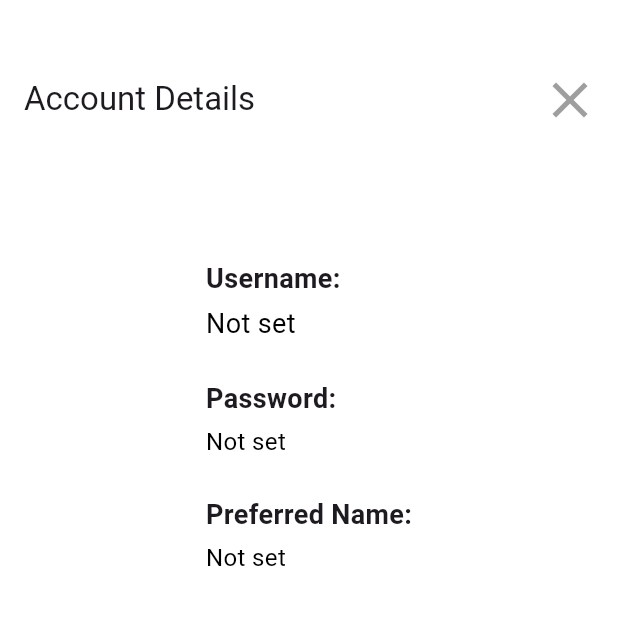
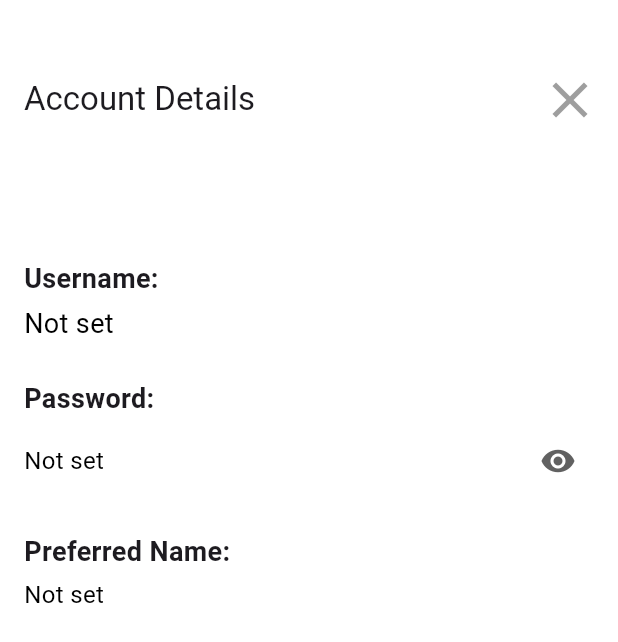
Before and after one commit to anusii/msfatigue, a Flutter app: the screen it shows after launch, in the side drawer, after a tap on "Personal settings", on a phone screen of 412 x 824 dp. Shown: the top 642 px of the screen. Run offline on Flutter 3.47's test engine with Material 3 defaults, Android fonts, the phone set to English and light mode, and no system bars; our stand-ins replace equatable, flutter_bloc, flutter_markdown, gap, shared_preferences, universal_io; missing offline and left inert: rdflib, solidpod, window_manager.

Commit message:
function hide password

```diff
--- a/lib/widgets/page/personal_settings.dart
+++ b/lib/widgets/page/personal_settings.dart
@@ -1,8 +1,8 @@
 import 'package:flutter/material.dart';
 
+import 'package:shared_preferences/shared_preferences.dart';
+
 import 'package:msfatigue/welcome.dart';
-
-import 'package:shared_preferences/shared_preferences.dart';
 
 class PersonalSettings extends StatefulWidget {
   const PersonalSettings({super.key});
@@ -15,6 +15,10 @@ class _PersonalSettingsState extends State<PersonalSettings> {
   String? username;
   String? password;
   String? preferredName;
+
+  /// Controls whether the password is shown in plain text.
+
+  bool _showPassword = false;
 
   @override
   void initState() {
@@ -33,7 +37,7 @@ class _PersonalSettingsState extends State<PersonalSettings> {
     });
   }
 
-  /// Clears the stored credentials.
+  /// Clears the stored credentials and returns the user to [WelcomeScreen].
 
   Future<void> _clearCredentials() async {
     final prefs = await SharedPreferences.getInstance();
@@ -70,14 +74,25 @@ class _PersonalSettingsState extends State<PersonalSettings> {
         (password != null && password!.isNotEmpty) &&
         (preferredName != null && preferredName!.isNotEmpty);
 
+    // Decide how to display the password:
+    //  - If null or empty => "Not set"
+    //  - Otherwise => masked by default (******) or show in plain text.
+
+    String passwordDisplay;
+    if (password == null || password!.isEmpty) {
+      passwordDisplay = "Not set";
+    } else {
+      passwordDisplay = _showPassword ? password! : "******";
+    }
+
     return Scaffold(
       backgroundColor: Colors.white,
       appBar: AppBar(
         backgroundColor: Colors.white,
         automaticallyImplyLeading: false,
-          title: Padding(
-            padding: const EdgeInsets.only(top: 8.0),
-            child: const Text('Account Details'),
+        title: const Padding(
+          padding: EdgeInsets.only(top: 8.0),
+          child: Text('Account Details'),
         ),
         elevation: 0,
         toolbarHeight: 125,
@@ -115,16 +130,42 @@ class _PersonalSettingsState extends State<PersonalSettings> {
                   style: const TextStyle(fontSize: 18, color: Colors.black),
                 ),
                 const SizedBox(height: 24),
+
                 const Text(
                   "Password:",
                   style: TextStyle(fontSize: 18, fontWeight: FontWeight.bold),
                 ),
                 const SizedBox(height: 4),
-                  SelectableText(
-                    password ?? "Not set",
-                    style: const TextStyle(fontSize: 16, color: Colors.black),
+
+                // Row that contains the masked/unmasked password + eye icon.
+
+                Row(
+                  crossAxisAlignment: CrossAxisAlignment.center,
+                  children: [
+                    Expanded(
+                      child: SelectableText(
+                        passwordDisplay,
+                        style:
+                            const TextStyle(fontSize: 16, color: Colors.black),
+                      ),
+                    ),
+                    // Eye icon toggles _showPassword.
+
+                    IconButton(
+                      icon: Icon(
+                        _showPassword ? Icons.visibility_off : Icons.visibility,
+                        color: Colors.grey.shade700,
+                      ),
+                      onPressed: () {
+                        setState(() {
+                          _showPassword = !_showPassword;
+                        });
+                      },
+                    ),
+                  ],
                 ),
                 const SizedBox(height: 24),
+
                 const Text(
                   "Preferred Name:",
                   style: TextStyle(fontSize: 18, fontWeight: FontWeight.bold),
@@ -136,7 +177,6 @@ class _PersonalSettingsState extends State<PersonalSettings> {
                       : formatPreferredName(preferredName!),
                   style: const TextStyle(fontSize: 16, color: Colors.black),
                 ),
-
                 const SizedBox(height: 20),
 
                 // Clear Credentials button is only shown if all credentials are present.
@@ -164,6 +204,7 @@ class _PersonalSettingsState extends State<PersonalSettings> {
             ),
           ),
         ),
-        ));
+      ),
+    );
   }
 }
```
Lines whose indentation alone changed are shown as unchanged.
